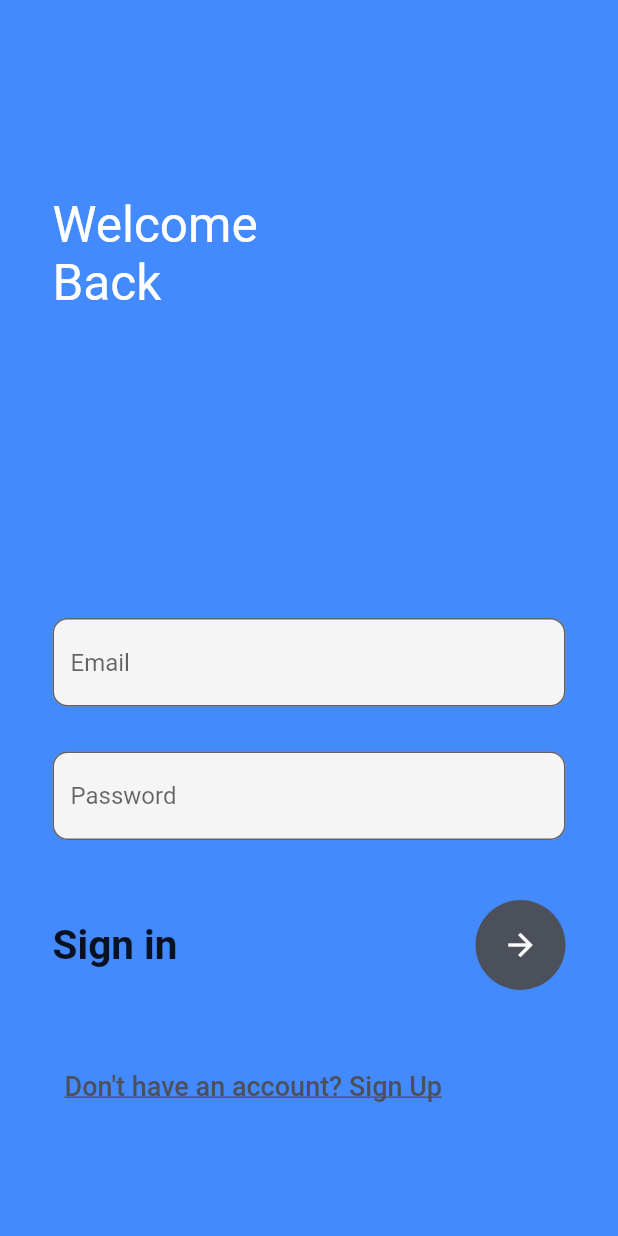
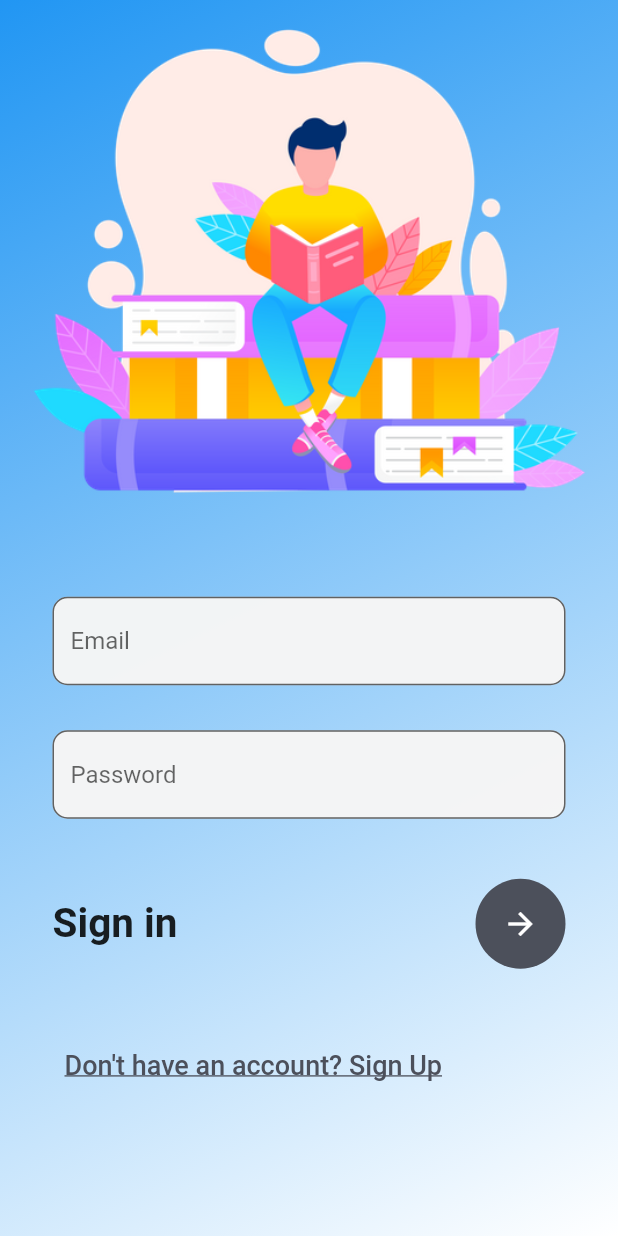
Before and after one commit to SmartShala/SmartShala_frontend-Flutter-, a Flutter app: the screen it shows after launch, on a phone screen of 412 x 824 dp. Run offline on Flutter 3.47's test engine with Material 2 defaults, Android fonts, the light colour scheme and no system bars; our stand-ins replace animated_splash_screen, dio, image_picker, shared_preferences; missing offline and left inert: edge_detection.

Commit message:
loginpagebackground

```diff
--- a/lib/views/login.dart
+++ b/lib/views/login.dart
@@ -1,3 +1,5 @@
+// import 'dart:html';
+
 import 'package:flutter/material.dart';
 import 'package:shared_preferences/shared_preferences.dart';
 import '../constants/routes.dart';
@@ -47,21 +49,29 @@ class _LoginViewState extends State<LoginView> {
 
   Widget _uiSetup(BuildContext context) {
     return Scaffold(
-      backgroundColor: Colors.blueAccent,
       body: Stack(children: [
         Container(
-          padding: const EdgeInsets.only(left: 35, top: 130),
-          child: const Text(
-            'Welcome\nBack',
-            style: TextStyle(color: Colors.white, fontSize: 33),
-          ),
+          // padding: const EdgeInsets.only(left: 35, top: 130),
+          height: MediaQuery.of(context).size.height * 1.0,
+          width: MediaQuery.of(context).size.width * 1.0,
+          decoration: const BoxDecoration(
+              gradient: LinearGradient(
+            colors: [Colors.blue, Color.fromARGB(255, 255, 255, 255)],
+            begin: Alignment.topLeft,
+            end: Alignment.bottomRight,
+          )),
+          // child: Image.asset(
+          //   "images/log_img.png",
+          // )
         ),
         SingleChildScrollView(
           child: Container(
-            padding:
-                EdgeInsets.only(top: MediaQuery.of(context).size.height * 0.5),
             child:
                 Column(crossAxisAlignment: CrossAxisAlignment.start, children: [
+              Image.asset(
+                "images/log_img.png",
+              ),
+              const SizedBox(height: 50),
               Container(
                 margin: const EdgeInsets.only(left: 35, right: 35),
                 child: Form(
@@ -185,7 +195,7 @@ class _LoginViewState extends State<LoginView> {
 
   static InputDecoration _getDecor(String label) {
     return InputDecoration(
-        fillColor: Colors.grey.shade100,
+        fillColor: Color.fromARGB(249, 245, 245, 245),
         filled: true,
         hintText: label,
         border: OutlineInputBorder(
```
Also changed, not shown: lib/views/dash.dart (+15 -3 lines), images/log_img.png (added).
